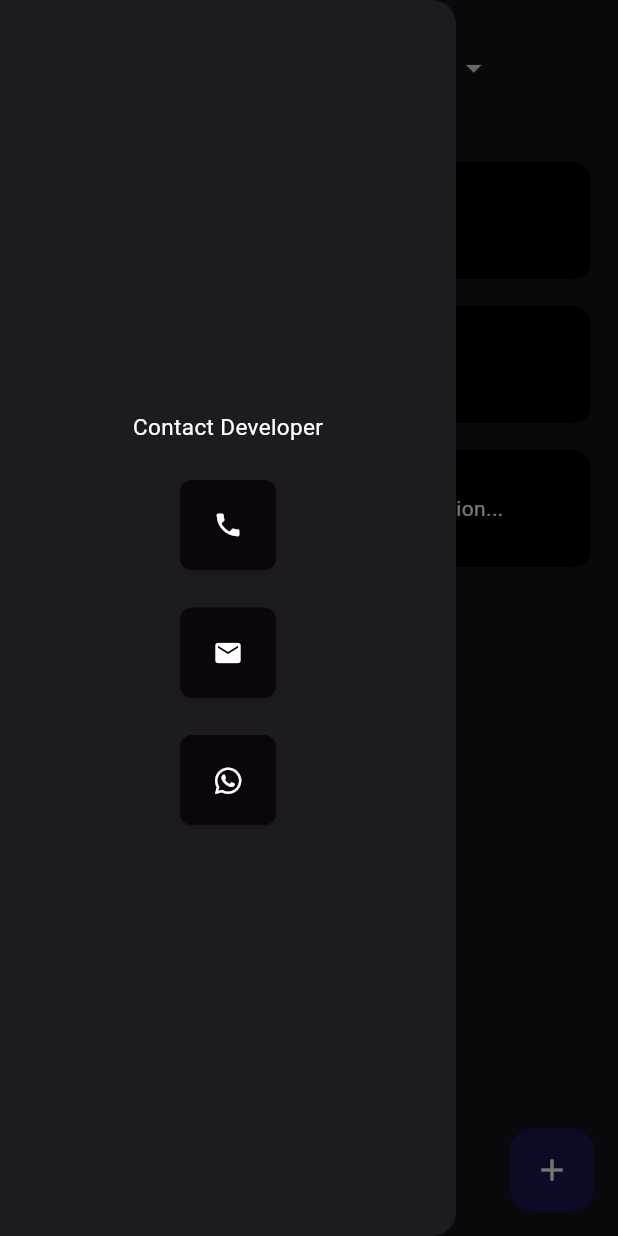
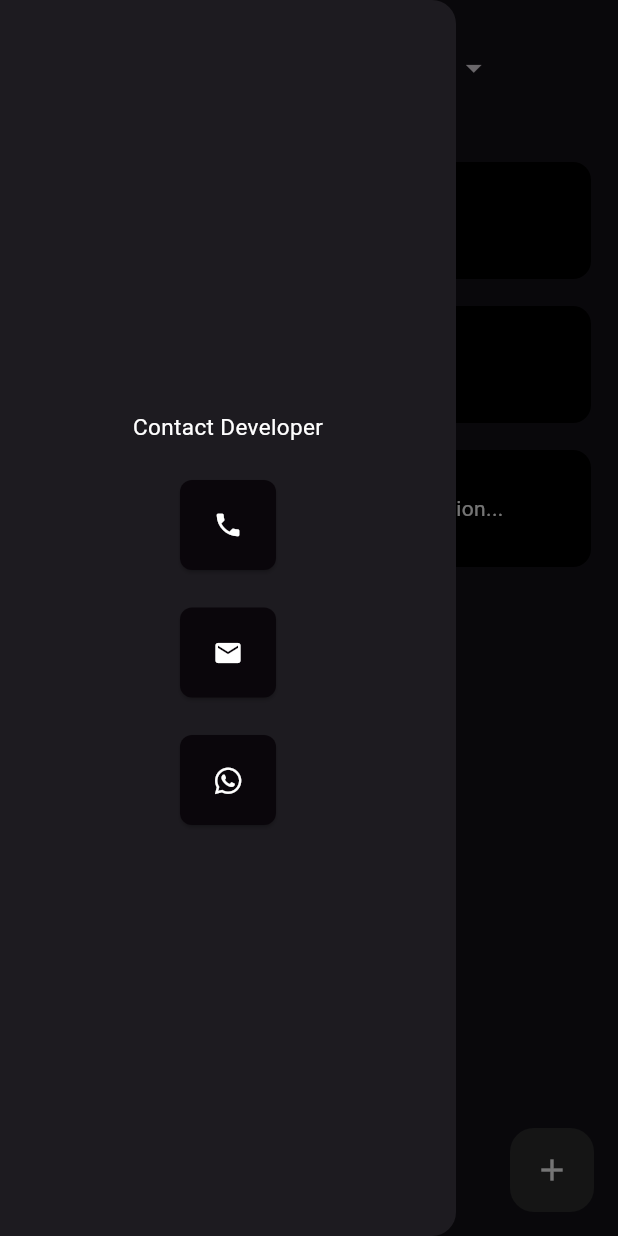
Before and after one commit to BlessingLuphahla/flutter-to-do-app, a Flutter app: the screen it shows after launch, with the side drawer open, on a phone screen of 412 x 824 dp. Run offline on Flutter 3.47's test engine with Material 3 defaults, Android fonts, the phone set to English and light mode, and no system bars; drawn by our look-alikes of flutter_slidable; our stand-ins replace font_awesome_flutter, hive_flutter; accounts and stored records are empty.

Commit message:
look update

```diff
--- a/lib/pages/home_page.dart
+++ b/lib/pages/home_page.dart
@@ -97,8 +97,8 @@ class HomePageState extends State<HomePage> {
   }
 
   void editTask(int index) {
-    _editController.text = db.toDoList[index]
-        [0]; // Load current task name into the edit controller
+    // Load the current task name into the edit controller for pre-filled input
+    _editController.text = db.toDoList[index][0];
 
     showDialog(
       context: context,
@@ -109,6 +109,7 @@ class HomePageState extends State<HomePage> {
           controller: _editController,
           onSaved: () {
             setState(() {
+              // Update the task with the edited text
               db.toDoList[index][0] = _editController.text;
               db.updateDatabase();
               _editController.clear();
@@ -116,10 +117,12 @@ class HomePageState extends State<HomePage> {
             Navigator.of(context).pop();
           },
           onCancelled: () {
+            _editController.clear();
             Navigator.of(context).pop();
           },
         );
-        });
+      },
+    );
   }
 
   void sortTasks(String criteria) {
@@ -138,12 +141,13 @@ class HomePageState extends State<HomePage> {
     var listToDisplay = isSearching ? searchResults : db.toDoList;
 
     return Scaffold(
-      drawer: const ReddDrawer(),
+      drawer: ReddDrawer(
+        isDarkMode: widget.isDarkMode,
+      ),
       floatingActionButton: FloatingActionButton(
         onPressed: createNewTask,
-        backgroundColor: widget.isDarkMode
-            ? const Color.fromRGBO(24, 24, 80, 1)
-            : Colors.white,
+        backgroundColor:
+            widget.isDarkMode ? Color.fromARGB(255, 45, 45, 46) : Color.fromARGB(255, 137, 21, 106),
         elevation: 0,
         child: Icon(
           Icons.add,
@@ -228,9 +232,8 @@ class HomePageState extends State<HomePage> {
                         Switch(
                           value: widget.isDarkMode,
                           onChanged: (bool newValue) {
-                            Navigator.pop(context); // Close the dropdown
-                            widget.toggleTheme(
-                                newValue); // Toggle theme immediately
+                            widget.toggleTheme(newValue);
+                            Navigator.pop(context);
                           },
                         ),
                       ],
--- a/lib/utils/redd_drawer.dart
+++ b/lib/utils/redd_drawer.dart
@@ -2,14 +2,25 @@ import 'package:flutter/material.dart';
 import 'package:font_awesome_flutter/font_awesome_flutter.dart';
 import 'package:url_launcher/url_launcher.dart';
 
-class ReddDrawer extends StatelessWidget {
-  const ReddDrawer({super.key});
+class ReddDrawer extends StatefulWidget {
+  final isDarkMode;
 
+  const ReddDrawer({super.key, required this.isDarkMode});
+
+  static const sizedBoxHeight = SizedBox(
+    height: 25,
+  );
+
+  @override
+  State<ReddDrawer> createState() => _ReddDrawerState();
+}
+
+class _ReddDrawerState extends State<ReddDrawer> {
   // Common button style for all buttons in the drawer
   ButtonStyle buttonStyle() {
     return ElevatedButton.styleFrom(
       padding: EdgeInsets.zero,
-      foregroundColor: Colors.white,
+      foregroundColor: widget.isDarkMode ? Colors.white : Colors.black,
       backgroundColor: const Color.fromARGB(255, 10, 6, 11),
       shape: RoundedRectangleBorder(
         borderRadius: BorderRadius.circular(8),
@@ -17,10 +28,6 @@ class ReddDrawer extends StatelessWidget {
       fixedSize: const Size(60, 60),
     );
   }
-
-  static const sizedBoxHeight = SizedBox(
-    height: 25,
-  );
 
   @override
   Widget build(BuildContext context) {
@@ -37,7 +44,7 @@ class ReddDrawer extends StatelessWidget {
               fontSize: 15,
             ),
           ),
-          sizedBoxHeight,
+          ReddDrawer.sizedBoxHeight,
           ElevatedButton(
             style: buttonStyle(),
             child: const Icon(Icons.phone, size: 20),
@@ -46,7 +53,7 @@ class ReddDrawer extends StatelessWidget {
                   mode: LaunchMode.externalApplication);
             },
           ),
-          sizedBoxHeight,
+          ReddDrawer.sizedBoxHeight,
           ElevatedButton(
             style: buttonStyle(),
             child: const Icon(Icons.email, size: 20),
@@ -57,7 +64,7 @@ class ReddDrawer extends StatelessWidget {
                   mode: LaunchMode.externalApplication);
             },
           ),
-          sizedBoxHeight,
+          ReddDrawer.sizedBoxHeight,
           ElevatedButton(
             style: buttonStyle(),
             child: const FaIcon(FontAwesomeIcons.whatsapp,
```
Lines whose indentation alone changed are shown as unchanged.
